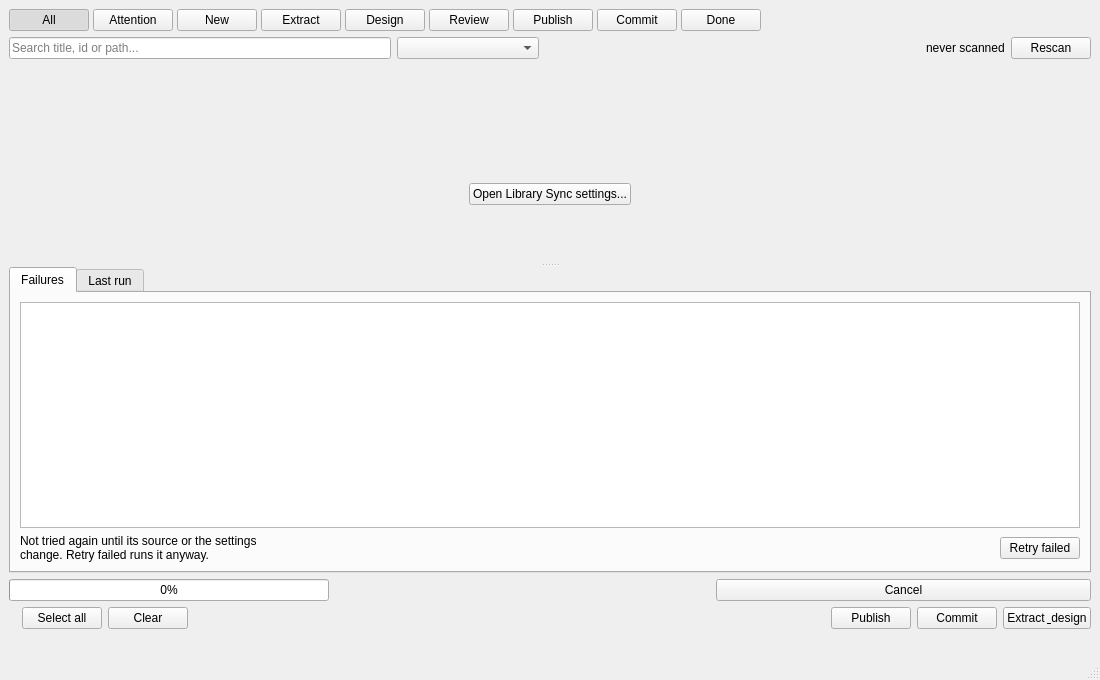
Qt form src/main/python/ui/worklist.ui (3ll3d00d/beqdesigner) before a commit.
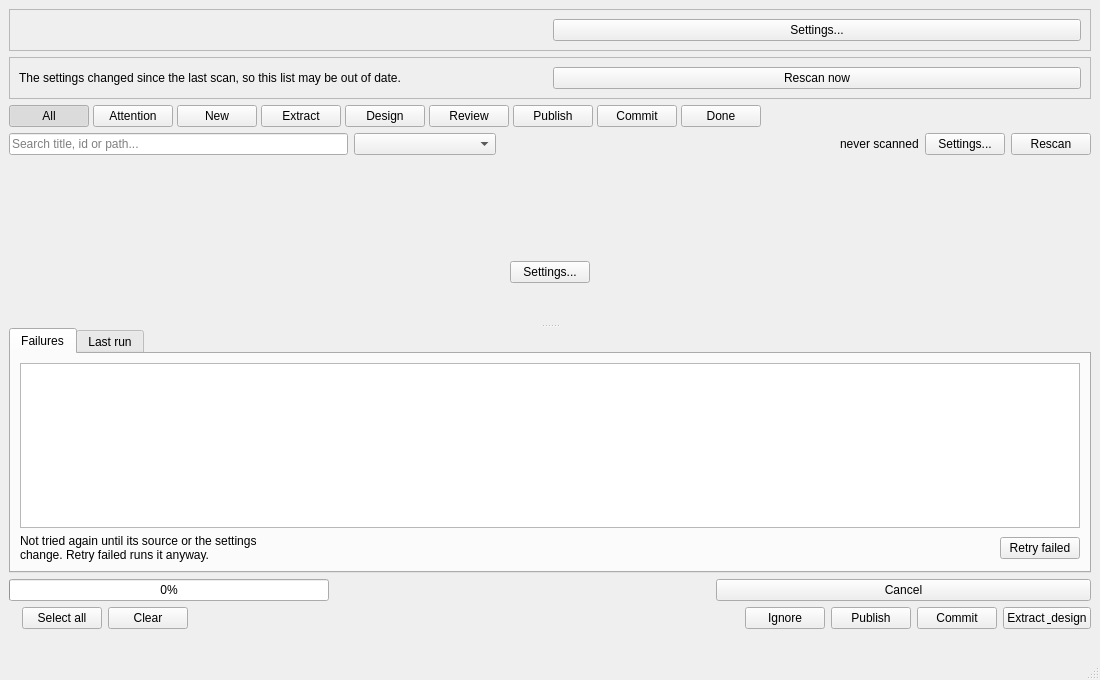
The same form after that commit. The open tabs and pages were chosen to show the change.

Commit message:
Chunk 26c: work list settings drawer
A dock on the work list window that edits a real profile file: locations,
sources (drag to reorder priority, the SourcePage kinds reused) and ignore
rules with a live "would ignore N titles" count plus "Ignore titles like
this...". Edits are validated, debounced and written atomically; the first
save creates the file and stores LIBRARY_PROFILE_PATH. Adds the
incomplete-setup and out-of-date banners, registers the profile's
designers:, and adds the WORKLIST_ACCEPT_THRESHOLD preference.

The edit to the form file:
```diff
--- a/src/main/python/ui/worklist.ui
+++ b/src/main/python/ui/worklist.ui
@@ -7,6 +7,24 @@
   <property name="geometry"><rect><x>0</x><y>0</y><width>1100</width><height>680</height></rect></property>
   <widget class="QWidget" name="centralWidget">
    <layout class="QVBoxLayout" name="mainLayout">
+    <item>
+     <widget class="QFrame" name="setupBanner">
+      <property name="frameShape"><enum>QFrame::StyledPanel</enum></property>
+      <layout class="QHBoxLayout" name="setupBannerLayout">
+       <item><widget class="QLabel" name="setupBannerLabel"><property name="wordWrap"><bool>true</bool></property><property name="textFormat"><enum>Qt::RichText</enum></property><property name="text"><string/></property></widget></item>
+       <item><widget class="QPushButton" name="setupBannerButton"><property name="text"><string>Settings...</string></property></widget></item>
+      </layout>
+     </widget>
+    </item>
+    <item>
+     <widget class="QFrame" name="staleBanner">
+      <property name="frameShape"><enum>QFrame::StyledPanel</enum></property>
+      <layout class="QHBoxLayout" name="staleBannerLayout">
+       <item><widget class="QLabel" name="staleBannerLabel"><property name="wordWrap"><bool>true</bool></property><property name="text"><string>The settings changed since the last scan, so this list may be out of date.</string></property></widget></item>
+       <item><widget class="QPushButton" name="staleBannerButton"><property name="text"><string>Rescan now</string></property></widget></item>
+      </layout>
+     </widget>
+    </item>
     <item>
      <layout class="QHBoxLayout" name="stripLayout">
       <property name="spacing"><number>4</number></property>
@@ -28,6 +46,7 @@
       <item><widget class="QComboBox" name="sourceCombo"><property name="toolTip"><string>Show only the titles one library source owns</string></property><property name="minimumContentsLength"><number>14</number></property></widget></item>
       <item><spacer name="filterSpacer"><property name="orientation"><enum>Qt::Horizontal</enum></property><property name="sizeHint" stdset="0"><size><width>40</width><height>20</height></size></property></spacer></item>
       <item><widget class="QLabel" name="lastScanLabel"><property name="text"><string>never scanned</string></property></widget></item>
+      <item><widget class="QPushButton" name="settingsButton"><property name="toolTip"><string>Open the settings drawer: folders and repositories, sources and their priority, and what to ignore</string></property><property name="text"><string>Settings...</string></property></widget></item>
       <item><widget class="QPushButton" name="rescanButton"><property name="toolTip"><string>List every library source again and update what each title needs. Nothing is extracted, designed or published.</string></property><property name="text"><string>Rescan</string></property></widget></item>
      </layout>
     </item>
@@ -54,7 +73,7 @@
         <item>
          <layout class="QHBoxLayout" name="emptyButtonLayout">
           <item><spacer name="emptyButtonSpacerLeft"><property name="orientation"><enum>Qt::Horizontal</enum></property><property name="sizeHint" stdset="0"><size><width>40</width><height>20</height></size></property></spacer></item>
-          <item><widget class="QPushButton" name="openSettingsButton"><property name="text"><string>Open Library Sync settings...</string></property></widget></item>
+          <item><widget class="QPushButton" name="openSettingsButton"><property name="text"><string>Settings...</string></property></widget></item>
           <item><spacer name="emptyButtonSpacerRight"><property name="orientation"><enum>Qt::Horizontal</enum></property><property name="sizeHint" stdset="0"><size><width>40</width><height>20</height></size></property></spacer></item>
          </layout>
         </item>
@@ -107,6 +126,7 @@
       <item><widget class="QPushButton" name="selectAllButton"><property name="toolTip"><string>Select every title the current view lists (pick a strip chip first to select one kind of work)</string></property><property name="text"><string>Select all</string></property></widget></item>
       <item><widget class="QPushButton" name="clearSelectionButton"><property name="text"><string>Clear</string></property></widget></item>
       <item><spacer name="actionSpacer"><property name="orientation"><enum>Qt::Horizontal</enum></property><property name="sizeHint" stdset="0"><size><width>40</width><height>20</height></size></property></spacer></item>
+      <item><widget class="QPushButton" name="ignoreButton"><property name="toolTip"><string>Ignore titles like the selected one, or just the selected titles</string></property><property name="text"><string>Ignore</string></property></widget></item>
       <item><widget class="QPushButton" name="publishButton"><property name="text"><string>Publish</string></property></widget></item>
       <item><widget class="QPushButton" name="commitButton"><property name="text"><string>Commit</string></property></widget></item>
       <item><widget class="QPushButton" name="runButton"><property name="default"><bool>false</bool></property><property name="text"><string>Extract &amp; design</string></property></widget></item>
```
The commit also changes 26 other files.
